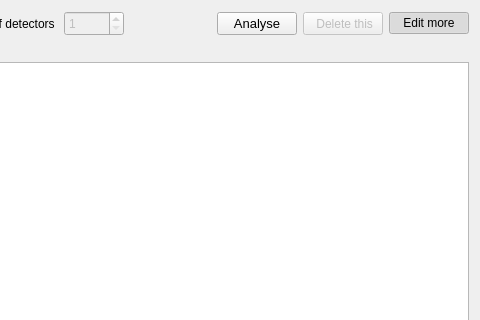
Qt form src/gui/daq/dialog_spectrum.ui (ess-dmsc/daquiri) before a commit; both pictures show x 320 to 800 and y 0 to 320 of the 800 by 800 pixel window.
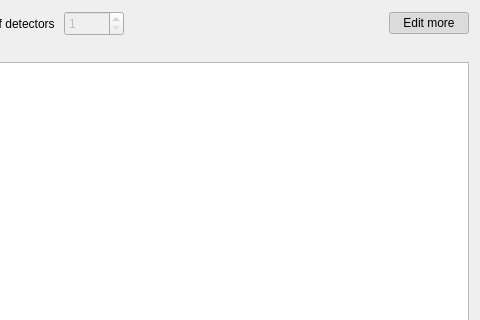
The same form after that commit. Icons and pictures are not drawn.

Commit message: some simplification of consumer template widget

Patch:
```diff
--- a/src/gui/daq/dialog_spectrum.ui
+++ b/src/gui/daq/dialog_spectrum.ui
@@ -357,90 +357,6 @@
       </widget>
      </item>
      <item>
-      <widget class="QWidget" name="widgetMore" native="true">
-       <layout class="QGridLayout" name="gridLayout_3">
-        <property name="leftMargin">
-         <number>0</number>
-        </property>
-        <property name="topMargin">
-         <number>0</number>
-        </property>
-        <property name="rightMargin">
-         <number>0</number>
-        </property>
-        <property name="bottomMargin">
-         <number>0</number>
-        </property>
-        <item row="0" column="1">
-         <widget class="QPushButton" name="pushDelete">
-          <property name="enabled">
-           <bool>false</bool>
-          </property>
-          <property name="sizePolicy">
-           <sizepolicy hsizetype="Fixed" vsizetype="Fixed">
-            <horstretch>0</horstretch>
-            <verstretch>0</verstretch>
-           </sizepolicy>
-          </property>
-          <property name="maximumSize">
-           <size>
-            <width>16777215</width>
-            <height>32</height>
-           </size>
-          </property>
-          <property name="toolTip">
-           <string>Delete spectrum from project</string>
-          </property>
-          <property name="text">
-           <string> Delete this</string>
-          </property>
-          <property name="icon">
-           <iconset resource="../resources/qpxres.qrc">
-            <normaloff>:/icons/oxy/16/editdelete.png</normaloff>:/icons/oxy/16/editdelete.png</iconset>
-          </property>
-         </widget>
-        </item>
-        <item row="0" column="0">
-         <widget class="QPushButton" name="pushAnalyse">
-          <property name="enabled">
-           <bool>true</bool>
-          </property>
-          <property name="sizePolicy">
-           <sizepolicy hsizetype="Maximum" vsizetype="Minimum">
-            <horstretch>0</horstretch>
-            <verstretch>0</verstretch>
-           </sizepolicy>
-          </property>
-          <property name="minimumSize">
-           <size>
-            <width>80</width>
-            <height>0</height>
-           </size>
-          </property>
-          <property name="maximumSize">
-           <size>
-            <width>16777215</width>
-            <height>32</height>
-           </size>
-          </property>
-          <property name="font">
-           <font>
-            <pointsize>10</pointsize>
-           </font>
-          </property>
-          <property name="toolTip">
-           <string>Randomize color</string>
-          </property>
-          <property name="text">
-           <string>Analyse</string>
-          </property>
-          <property name="icon">
-           <iconset resource="../resources/qpxres.qrc">
-            <normaloff>:/icons/oxy/16/document_preview.png</normaloff>:/icons/oxy/16/document_preview.png</iconset>
-          </property>
-         </widget>
-        </item>
-        <item row="0" column="2">
          <widget class="QPushButton" name="pushLock">
           <property name="sizePolicy">
            <sizepolicy hsizetype="Maximum" vsizetype="Fixed">
@@ -471,9 +387,6 @@
           <property name="checked">
            <bool>true</bool>
           </property>
-         </widget>
-        </item>
-       </layout>
       </widget>
      </item>
     </layout>
```
Lines whose indentation alone changed are shown as unchanged. The commit also changes 3 other files.
